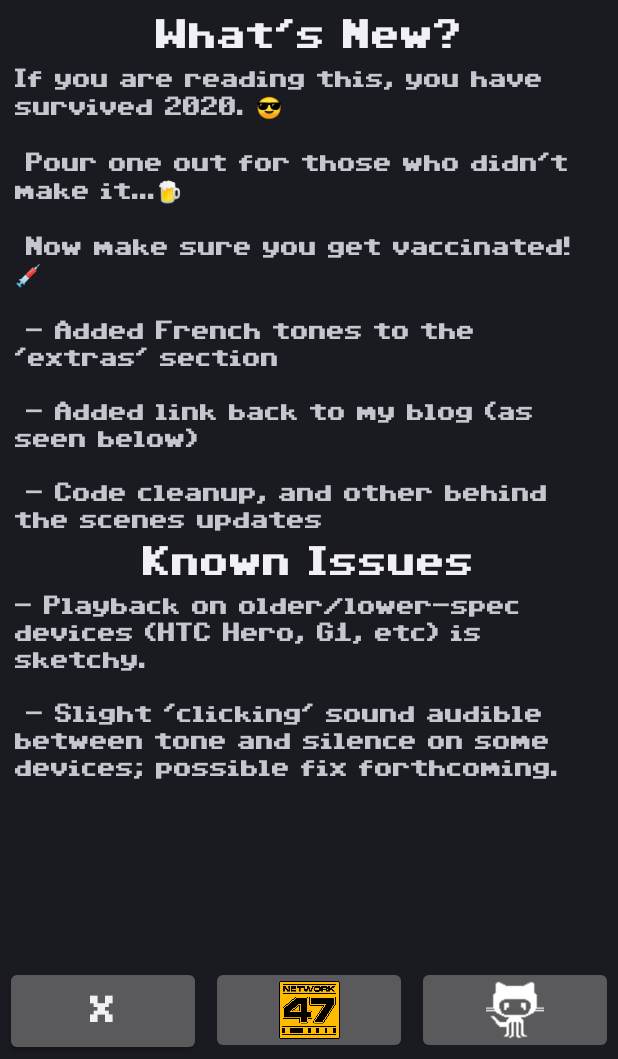
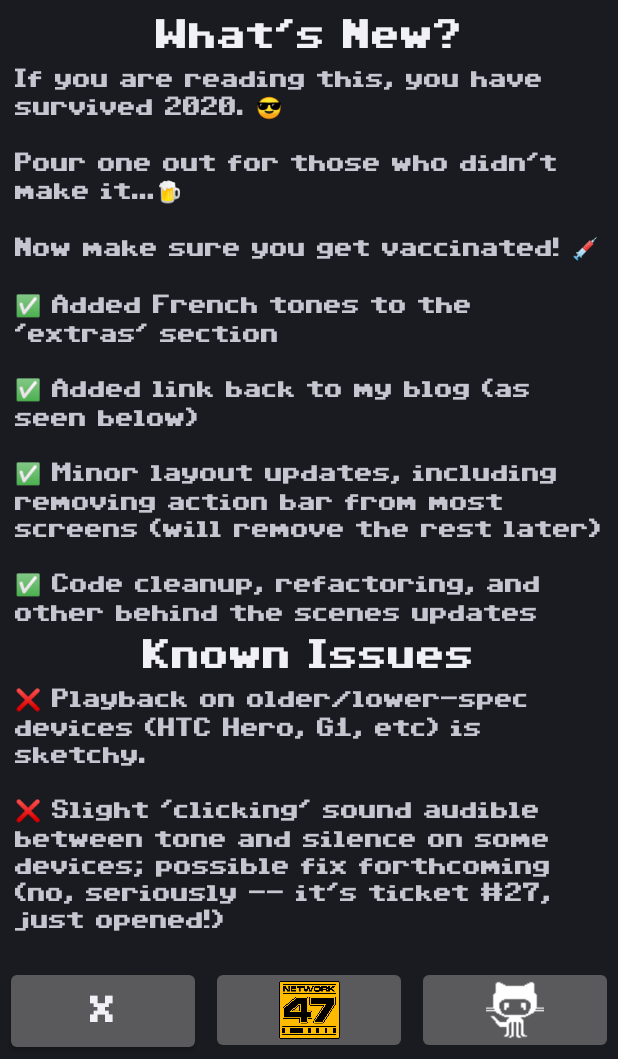
Before and after one commit to Fortyseven/ToneDef, an Android app: the screen it shows after launch (AboutActivity), on a phone screen of 412 x 824 dp, the part 177-1236 px from its top. Run offline under Robolectric (Android 15) with nearby library versions, the phone set to English and light mode, and no system bars.

Commit message:
Further 'whats new' copy updates

```diff
--- a/MainApp/src/main/res/values/strings.xml
+++ b/MainApp/src/main/res/values/strings.xml
@@ -4,18 +4,19 @@
     <string name="version">Release 21</string>
     <string name="about_whatsnew">What\'s New?</string>
     <string name="about_whatsnew_text">
-        If you are reading this, you have survived 2020. 😎\n\n
-        Pour one out for those who didn\'t make it...🍺\n\n
-        Now make sure you get vaccinated! 💉\n\n
-        - Added French tones to the \'extras\' section\n\n
-        - Added link back to my blog (as seen below)\n\n
-        - Code cleanup, and other behind the scenes updates
+If you are reading this, you have survived 2020. 😎
+\n\nPour one out for those who didn\'t make it…🍺
+\n\nNow make sure you get vaccinated! 💉
+\n\n✅ Added French tones to the \'extras\' section
+\n\n✅ Added link back to my blog (as seen below)
+\n\n✅ Minor layout updates, including removing action bar from most screens (will remove the rest later)
+\n\n✅ Code cleanup, refactoring, and other behind the scenes updates
     </string>
     <string name="about_knownissues">Known Issues</string>
-        <string name="about_knownissues_text">
-            - Playback on older/lower-spec devices (HTC Hero, G1, etc) is sketchy.\n\n
-            - Slight \'clicking\' sound audible between tone and silence on some devices; possible fix forthcoming.
-        </string>
+    <string name="about_knownissues_text">
+❌ Playback on older/lower-spec devices (HTC Hero, G1, etc) is sketchy.
+\n\n❌ Slight \'clicking\' sound audible between tone and silence on some devices; possible fix forthcoming (no, seriously -- it\'s ticket #27, just opened!)
+    </string>
     <string name="no_contact">No phone number associated with contact.</string>
     <string name="menu_contactlist">Use Contact Number</string>
     <string name="menu_config">Settings</string>
@@ -46,7 +47,7 @@
     <string name="desc_ringboxtones">Red Box Tones</string>
     <string name="desc_blueboxdialpad">Blue Box Dial Pad</string>
     <string name="desc_dtmf_dialpad">DTMF Dial Pad</string>
-    <string name="country_usa">USA</string>
+    <string name="country_usa">United States</string>
     <string name="country_france">France</string>
     <string name="country_germany">Germany</string>
     <string name="country_japan">Japan</string>
@@ -61,7 +62,7 @@
     <string name="off_hook">Off Hook</string>
     <string name="recall_tone">Recall Tone</string>
     <string name="desc_ringback">A ringback tone is an audible indication that is heard on the telephone line by the caller while the phone they are calling is being rung. It is normally a repeated tone, designed to assure the calling party that the called party\'s line is ringing, although the ring-back tone may be out of sync with the ringing signal.</string>
-    <string name="country_uk">UK</string>
+    <string name="country_uk">United Kingdom</string>
     <string name="confirmation">Confirmation</string>
     <string name="call_waiting">Call Waiting</string>
     <string name="congestion">Congestion</string>
```
